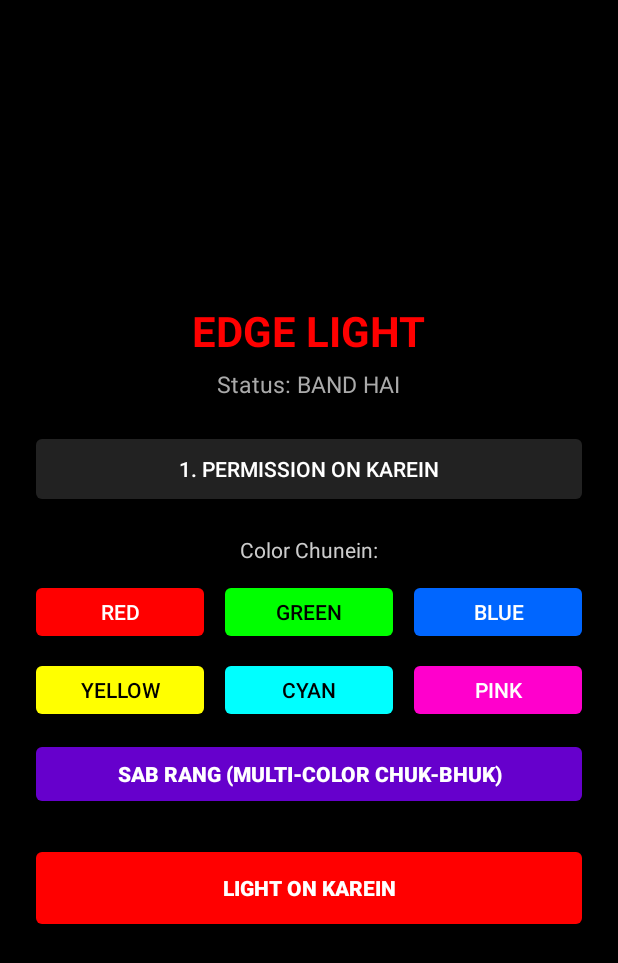
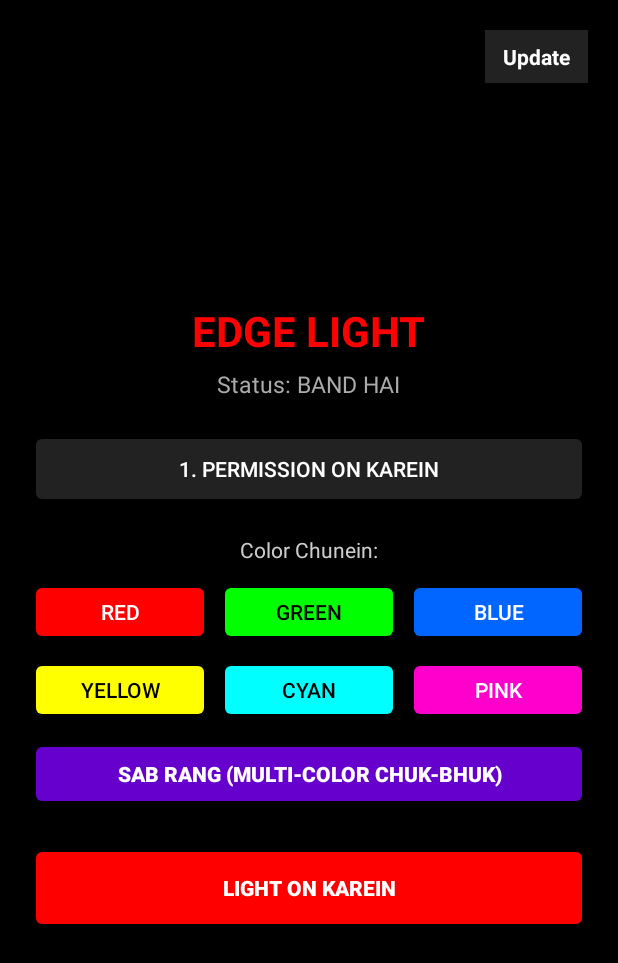
Before and after one commit to ak949230049554-dev/edgelight, an Android app: the screen it shows after launch (MainActivity), on a phone screen of 412 x 824 dp. Shown: the top 963 px of the screen. Run offline under Robolectric (Android 15) with nearby library versions, the phone set to English and light mode, and no system bars.

Commit message:
Update activity_main.xml

```diff
--- a/app/src/main/res/layout/activity_main.xml
+++ b/app/src/main/res/layout/activity_main.xml
@@ -1,11 +1,53 @@
 <?xml version="1.0" encoding="utf-8"?>
-<LinearLayout xmlns:android="http://schemas.android.com/apk/res/android"
+<RelativeLayout xmlns:android="http://schemas.android.com/apk/res/android"
     android:layout_width="match_parent"
     android:layout_height="match_parent"
     android:background="#000000"
+    android:padding="20dp">
+
+    <!-- Upar Right Side me Update Button aur Laal Bindu -->
+    <LinearLayout
+        android:id="@+id/btnTopUpdate"
+        android:layout_width="wrap_content"
+        android:layout_height="wrap_content"
+        android:layout_alignParentTop="true"
+        android:layout_alignParentEnd="true"
+        android:background="#222222"
+        android:clickable="true"
+        android:focusable="true"
+        android:gravity="center_vertical"
+        android:orientation="horizontal"
+        android:paddingStart="12dp"
+        android:paddingTop="8dp"
+        android:paddingEnd="12dp"
+        android:paddingBottom="8dp">
+
+        <TextView
+            android:layout_width="wrap_content"
+            android:layout_height="wrap_content"
+            android:text="Update"
+            android:textColor="#FFFFFF"
+            android:textSize="14sp"
+            android:textStyle="bold" />
+
+        <TextView
+            android:id="@+id/updateRedDot"
+            android:layout_width="wrap_content"
+            android:layout_height="wrap_content"
+            android:layout_marginStart="6dp"
+            android:text="●"
+            android:textColor="#FF0000"
+            android:textSize="16sp"
+            android:visibility="gone" />
+    </LinearLayout>
+
+    <!-- Main Center Screen -->
+    <LinearLayout
+        android:layout_width="match_parent"
+        android:layout_height="wrap_content"
+        android:layout_centerInParent="true"
         android:gravity="center"
-    android:orientation="vertical"
-    android:padding="20dp">
+        android:orientation="vertical">
 
         <TextView
             android:layout_width="wrap_content"
@@ -134,3 +176,5 @@
             android:backgroundTint="#FF0000" />
 
     </LinearLayout>
+
+</RelativeLayout>
```
Lines whose indentation alone changed are shown as unchanged.
